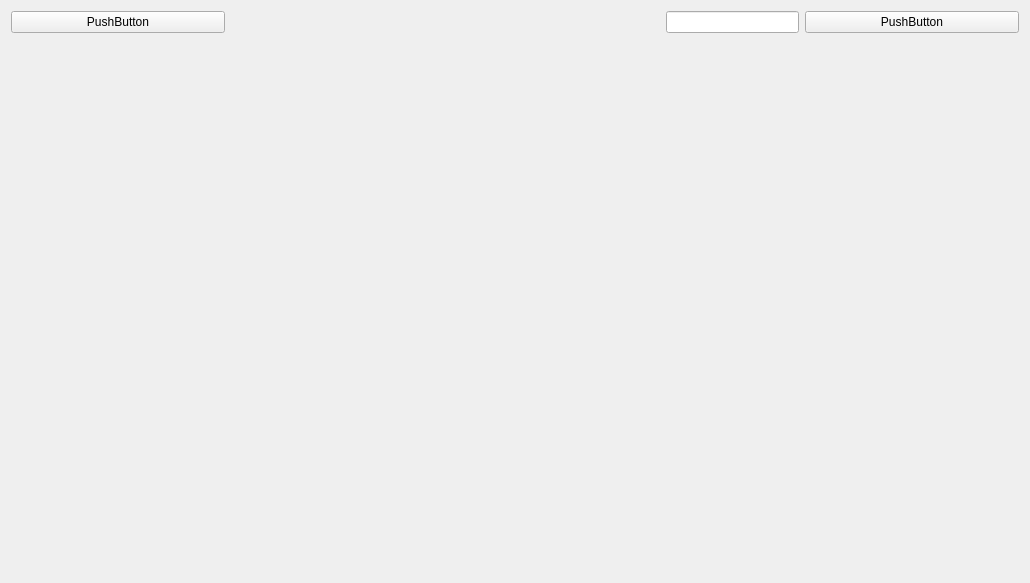
Qt form data/gui_data/ui/note_window.ui (U-1055/Notizen) before a commit.
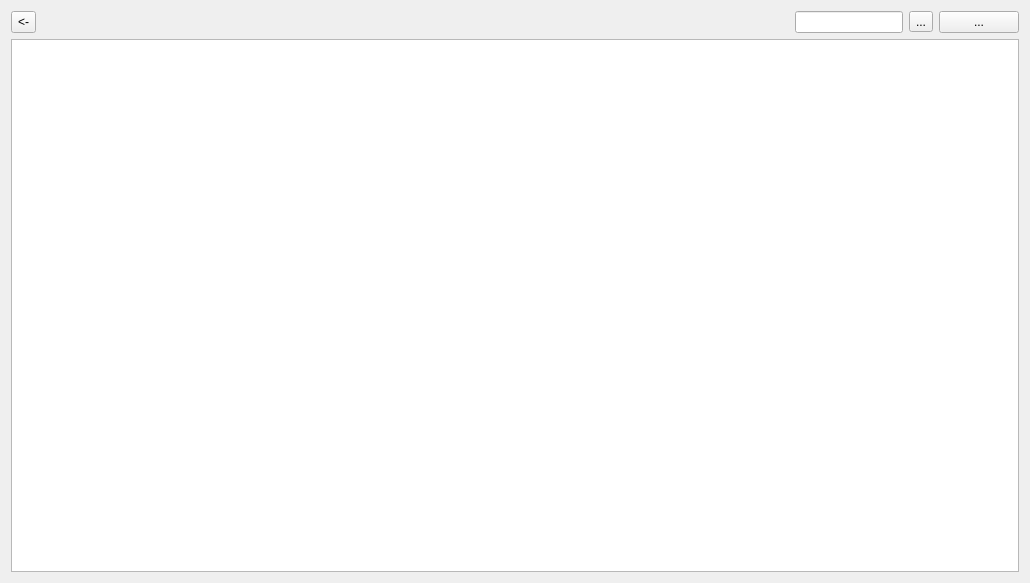
The same form after that commit.

The edit to the form file:
```diff
--- a/data/gui_data/ui/note_window.ui
+++ b/data/gui_data/ui/note_window.ui
@@ -15,43 +15,81 @@
   </property>
   <layout class="QVBoxLayout" name="verticalLayout">
    <item>
-    <layout class="QVBoxLayout" name="verticalLayout_2" stretch="1,6">
+    <layout class="QVBoxLayout" name="verticalLayout_2" stretch="1,11">
      <item>
-      <layout class="QHBoxLayout" name="horizontalLayout" stretch="1,2,5,1">
+      <layout class="QHBoxLayout" name="horizontalLayout" stretch="1,2,10,0,1">
        <property name="sizeConstraint">
         <enum>QLayout::SetMaximumSize</enum>
        </property>
        <item>
-        <widget class="QPushButton" name="btn_return">
+        <widget class="QToolButton" name="btn_return">
+         <property name="sizePolicy">
+          <sizepolicy hsizetype="Fixed" vsizetype="Minimum">
+           <horstretch>0</horstretch>
+           <verstretch>0</verstretch>
+          </sizepolicy>
+         </property>
          <property name="text">
-          <string>PushButton</string>
+          <string>&lt;-</string>
          </property>
         </widget>
        </item>
        <item>
         <widget class="QWidget" name="widget" native="true"/>
        </item>
-       <item>
-        <widget class="QLineEdit" name="lineEdit">
+       <item alignment="Qt::AlignRight">
+        <widget class="QLineEdit" name="line_edit_name">
+         <property name="sizePolicy">
+          <sizepolicy hsizetype="Maximum" vsizetype="Fixed">
+           <horstretch>0</horstretch>
+           <verstretch>0</verstretch>
+          </sizepolicy>
+         </property>
          <property name="maximumSize">
           <size>
            <width>133</width>
            <height>16777215</height>
           </size>
          </property>
+         <property name="text">
+          <string/>
+         </property>
+         <property name="maxLength">
+          <number>32767</number>
+         </property>
+         <property name="alignment">
+          <set>Qt::AlignLeading|Qt::AlignLeft|Qt::AlignVCenter</set>
+         </property>
         </widget>
        </item>
        <item>
-        <widget class="QPushButton" name="pushButton">
+        <widget class="QToolButton" name="btn_save">
+         <property name="sizePolicy">
+          <sizepolicy hsizetype="Minimum" vsizetype="Maximum">
+           <horstretch>0</horstretch>
+           <verstretch>0</verstretch>
+          </sizepolicy>
+         </property>
          <property name="text">
-          <string>PushButton</string>
+          <string>...</string>
+         </property>
+        </widget>
+       </item>
+       <item alignment="Qt::AlignRight">
+        <widget class="QPushButton" name="btn_info">
+         <property name="text">
+          <string>...</string>
          </property>
         </widget>
        </item>
       </layout>
      </item>
      <item>
-      <layout class="QHBoxLayout" name="horizontalLayout_5"/>
+      <layout class="QHBoxLayout" name="horizontalLayout_5">
+       <item>
+        <widget class="QTextEdit" name="wdg_text"/>
+       </item>
+      </layout>
      </item>
     </layout>
    </item>
```
Left out of the diff: 2 changed lines with no effect on the pictures.
